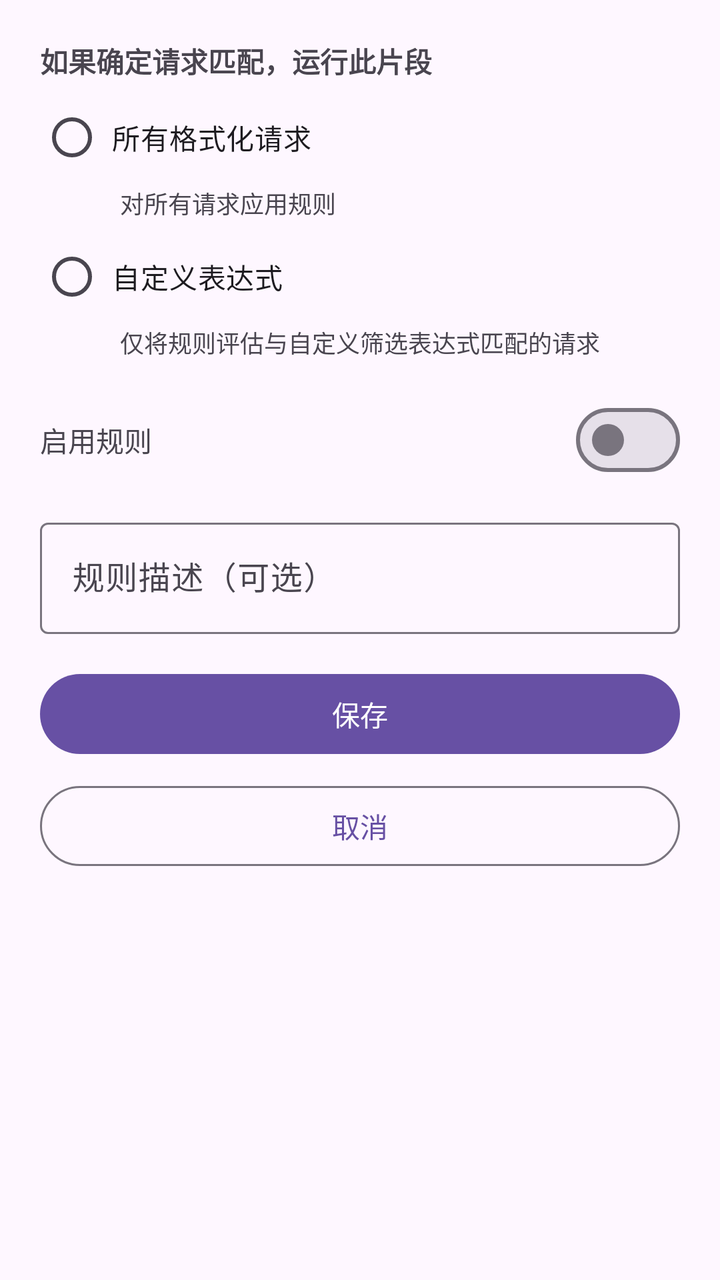
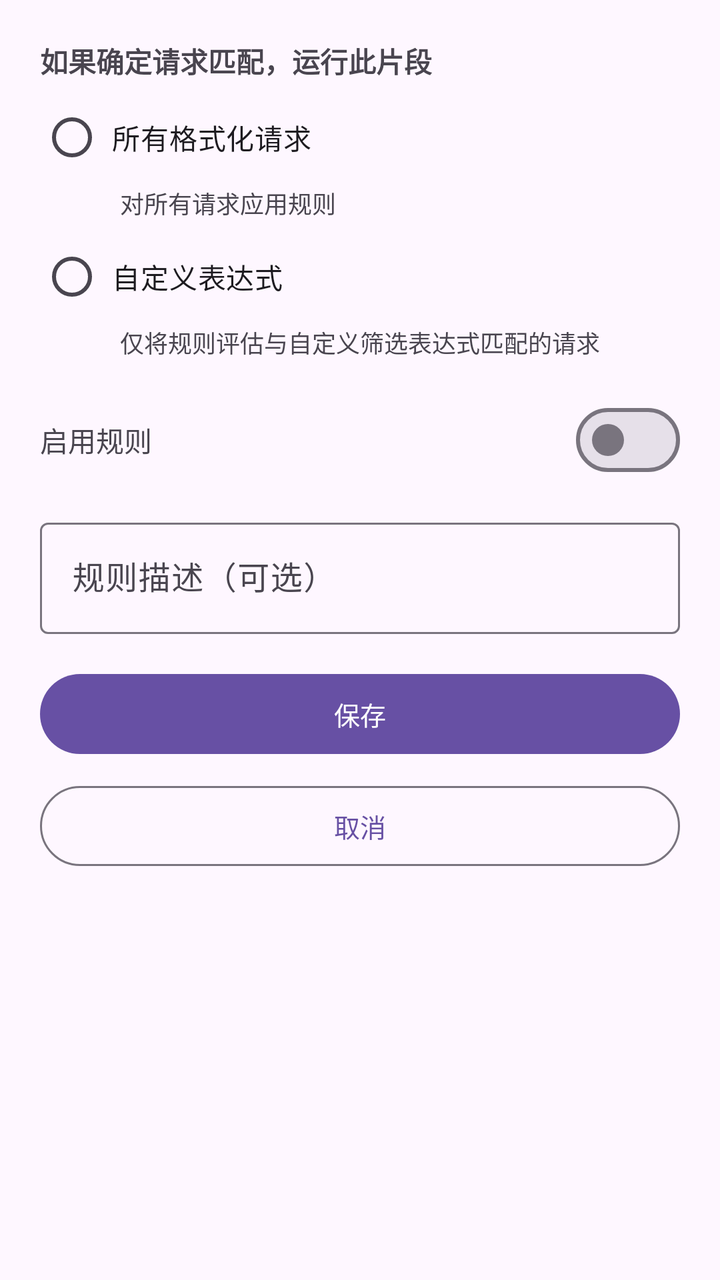

Two renders of the same Android screen: before a commit and after it. Below are the layout's source before the change and the commit's diff.
<!-- AndroidManifest.xml: application theme AppTheme -->
<!-- res/layout/dialog_snippet_rule.xml -->
<?xml version="1.0" encoding="utf-8"?>
<ScrollView xmlns:android="http://schemas.android.com/apk/res/android"
    xmlns:app="http://schemas.android.com/apk/res-auto"
    android:layout_width="match_parent"
    android:layout_height="wrap_content">

    <LinearLayout
        android:layout_width="match_parent"
        android:layout_height="wrap_content"
        android:orientation="vertical"
        android:padding="20dp">

        <TextView
            android:layout_width="wrap_content"
            android:layout_height="wrap_content"
            android:text="如果确定请求匹配，运行此片段"
            android:textSize="14sp"
            android:textStyle="bold"
            android:layout_marginBottom="4dp" />

        <RadioGroup
            android:id="@+id/modeRadioGroup"
            android:layout_width="match_parent"
            android:layout_height="wrap_content"
            android:orientation="vertical">

            <RadioButton
                android:id="@+id/radioAllRequests"
                android:layout_width="match_parent"
                android:layout_height="wrap_content"
                android:text="所有格式化请求"
                android:textSize="14sp"
                android:paddingStart="4dp"
                android:paddingEnd="0dp" />

            <TextView
                android:layout_width="match_parent"
                android:layout_height="wrap_content"
                android:text="对所有请求应用规则"
                android:textSize="12sp"
                android:textColor="?attr/colorOnSurfaceVariant"
                android:paddingStart="40dp"
                android:layout_marginBottom="4dp" />

            <RadioButton
                android:id="@+id/radioCustomExpression"
                android:layout_width="match_parent"
                android:layout_height="wrap_content"
                android:text="自定义表达式"
                android:textSize="14sp"
                android:paddingStart="4dp"
                android:paddingEnd="0dp" />

            <TextView
                android:layout_width="match_parent"
                android:layout_height="wrap_content"
                android:text="仅将规则评估与自定义筛选表达式匹配的请求"
                android:textSize="12sp"
                android:textColor="?attr/colorOnSurfaceVariant"
                android:paddingStart="40dp" />
        </RadioGroup>

        
        <LinearLayout
            android:id="@+id/builderSection"
            android:layout_width="match_parent"
            android:layout_height="wrap_content"
            android:orientation="vertical"
            android:layout_marginTop="12dp"
            android:visibility="gone">

            <LinearLayout
                android:id="@+id/conditionsContainer"
                android:layout_width="match_parent"
                android:layout_height="wrap_content"
                android:orientation="vertical" />

            <com.google.android.material.button.MaterialButton
                android:id="@+id/addConditionBtn"
                style="@style/Widget.Material3.Button.TextButton"
                android:layout_width="wrap_content"
                android:layout_height="wrap_content"
                android:text="+ 添加条件" />

            <LinearLayout
                android:id="@+id/logicSwitchRow"
                android:layout_width="match_parent"
                android:layout_height="wrap_content"
                android:orientation="vertical"
                android:layout_marginBottom="8dp"
                android:visibility="gone">

                <TextView
                    android:layout_width="wrap_content"
                    android:layout_height="wrap_content"
                    android:text="条件之间的连接方式"
                    android:textSize="13sp"
                    android:textStyle="bold" />

                <com.google.android.material.chip.ChipGroup
                    android:id="@+id/logicChipGroup"
                    android:layout_width="wrap_content"
                    android:layout_height="wrap_content"
                    app:singleSelection="true"
                    app:selectionRequired="true">

                    <com.google.android.material.chip.Chip
                        android:id="@+id/andChip"
                        android:layout_width="wrap_content"
                        android:layout_height="wrap_content"
                        android:text="AND (全部满足)"
                        style="@style/Widget.Material3.Chip.Filter" />

                    <com.google.android.material.chip.Chip
                        android:id="@+id/orChip"
                        android:layout_width="wrap_content"
                        android:layout_height="wrap_content"
                        android:text="OR (任一满足)"
                        style="@style/Widget.Material3.Chip.Filter" />
                </com.google.android.material.chip.ChipGroup>
            </LinearLayout>

            <TextView
                android:layout_width="wrap_content"
                android:layout_height="wrap_content"
                android:text="表达式预览"
                android:textSize="13sp"
                android:textStyle="bold"
                android:layout_marginBottom="4dp" />

            <TextView
                android:id="@+id/previewText"
                android:layout_width="match_parent"
                android:layout_height="wrap_content"
                android:fontFamily="monospace"
                android:textSize="12sp"
                android:background="?attr/colorSurfaceContainerHighest"
                android:padding="12dp"
                android:text="（请添加条件）"
                android:minHeight="44dp" />

            <TextView
                android:id="@+id/builderCharCount"
                android:layout_width="wrap_content"
                android:layout_height="wrap_content"
                android:text="0 / 4000"
                android:textSize="11sp"
                android:textColor="?attr/colorOnSurfaceVariant"
                android:layout_gravity="end"
                android:layout_marginTop="2dp" />

            <com.google.android.material.button.MaterialButton
                android:id="@+id/editExpressionBtn"
                style="@style/Widget.Material3.Button.TextButton"
                android:layout_width="wrap_content"
                android:layout_height="wrap_content"
                android:text="编辑表达式"
                android:layout_gravity="end" />
        </LinearLayout>

        
        <LinearLayout
            android:id="@+id/editorSection"
            android:layout_width="match_parent"
            android:layout_height="wrap_content"
            android:orientation="vertical"
            android:layout_marginTop="12dp"
            android:visibility="gone">

            <com.google.android.material.textfield.TextInputLayout
                android:layout_width="match_parent"
                android:layout_height="wrap_content"
                android:hint="表达式"
                style="@style/Widget.Material3.TextInputLayout.OutlinedBox">

                <com.google.android.material.textfield.TextInputEditText
                    android:id="@+id/expressionInput"
                    android:layout_width="match_parent"
                    android:layout_height="wrap_content"
                    android:fontFamily="monospace"
                    android:textSize="13sp"
                    android:inputType="textMultiLine|textNoSuggestions"
                    android:minLines="3"
                    android:maxLines="6"
                    android:gravity="top" />
            </com.google.android.material.textfield.TextInputLayout>

            <TextView
                android:id="@+id/editorCharCount"
                android:layout_width="wrap_content"
                android:layout_height="wrap_content"
                android:text="0 / 4000"
                android:textSize="11sp"
                android:textColor="?attr/colorOnSurfaceVariant"
                android:layout_gravity="end"
                android:layout_marginTop="2dp" />

            <com.google.android.material.button.MaterialButton
                android:id="@+id/useBuilderBtn"
                style="@style/Widget.Material3.Button.TextButton"
                android:layout_width="wrap_content"
                android:layout_height="wrap_content"
                android:text="使用构建器"
                android:layout_gravity="end" />
        </LinearLayout>

        
        <LinearLayout
            android:layout_width="match_parent"
            android:layout_height="wrap_content"
            android:orientation="horizontal"
            android:gravity="center_vertical"
            android:layout_marginTop="16dp">

            <TextView
                android:layout_width="0dp"
                android:layout_height="wrap_content"
                android:layout_weight="1"
                android:text="启用规则"
                android:textSize="14sp"
                android:clickable="true"
                android:focusable="true" />

            <com.google.android.material.materialswitch.MaterialSwitch
                android:id="@+id/enabledSwitch"
                android:layout_width="wrap_content"
                android:layout_height="wrap_content" />
        </LinearLayout>

        <com.google.android.material.textfield.TextInputLayout
            android:layout_width="match_parent"
            android:layout_height="wrap_content"
            android:hint="规则描述（可选）"
            android:layout_marginTop="12dp"
            style="@style/Widget.Material3.TextInputLayout.OutlinedBox">

            <com.google.android.material.textfield.TextInputEditText
                android:id="@+id/descriptionInput"
                android:layout_width="match_parent"
                android:layout_height="wrap_content"
                android:inputType="text"
                android:maxLines="1" />
        </com.google.android.material.textfield.TextInputLayout>

        <com.google.android.material.button.MaterialButton
            android:id="@+id/btnRemoveRule"
            style="@style/Widget.Material3.Button.TextButton"
            android:layout_width="match_parent"
            android:layout_height="wrap_content"
            android:layout_marginTop="16dp"
            android:text="移除此规则"
            android:textColor="?attr/colorError"
            android:visibility="gone" />

        <com.google.android.material.button.MaterialButton
            android:id="@+id/btnSave"
            android:layout_width="match_parent"
            android:layout_height="wrap_content"
            android:layout_marginTop="16dp"
            android:text="保存" />

        <com.google.android.material.button.MaterialButton
            android:id="@+id/btnCancel"
            style="@style/Widget.Material3.Button.OutlinedButton"
            android:layout_width="match_parent"
            android:layout_height="wrap_content"
            android:layout_marginTop="8dp"
            android:text="取消" />

    </LinearLayout>
</ScrollView>
<!-- resources referenced by this layout -->
<resources>
  <style name="AppTheme" parent="Base.AppTheme" />
  <style name="Base.AppTheme" parent="Theme.Material3.DayNight.NoActionBar">
      
      
    </style>
</resources>

<!-- the commit's change to res/layout/dialog_snippet_rule.xml (unified diff, before → after) -->
@@ -13,7 +13,7 @@
         <TextView
             android:layout_width="wrap_content"
             android:layout_height="wrap_content"
-            android:text="如果确定请求匹配，运行此片段"
+            android:text="@string/snippet_rule_title"
             android:textSize="14sp"
             android:textStyle="bold"
             android:layout_marginBottom="4dp" />
@@ -28,7 +28,7 @@
                 android:id="@+id/radioAllRequests"
                 android:layout_width="match_parent"
                 android:layout_height="wrap_content"
-                android:text="所有格式化请求"
+                android:text="@string/snippet_all_requests"
                 android:textSize="14sp"
                 android:paddingStart="4dp"
                 android:paddingEnd="0dp" />
@@ -36,7 +36,7 @@
             <TextView
                 android:layout_width="match_parent"
                 android:layout_height="wrap_content"
-                android:text="对所有请求应用规则"
+                android:text="@string/snippet_all_requests_desc"
                 android:textSize="12sp"
                 android:textColor="?attr/colorOnSurfaceVariant"
                 android:paddingStart="40dp"
@@ -46,7 +46,7 @@
                 android:id="@+id/radioCustomExpression"
                 android:layout_width="match_parent"
                 android:layout_height="wrap_content"
-                android:text="自定义表达式"
+                android:text="@string/snippet_custom_expression"
                 android:textSize="14sp"
                 android:paddingStart="4dp"
                 android:paddingEnd="0dp" />
@@ -54,7 +54,7 @@
             <TextView
                 android:layout_width="match_parent"
                 android:layout_height="wrap_content"
-                android:text="仅将规则评估与自定义筛选表达式匹配的请求"
+                android:text="@string/snippet_custom_expression_desc"
                 android:textSize="12sp"
                 android:textColor="?attr/colorOnSurfaceVariant"
                 android:paddingStart="40dp" />
@@ -80,7 +80,7 @@
                 style="@style/Widget.Material3.Button.TextButton"
                 android:layout_width="wrap_content"
                 android:layout_height="wrap_content"
-                android:text="+ 添加条件" />
+                android:text="@string/snippet_add_condition" />
 
             <LinearLayout
                 android:id="@+id/logicSwitchRow"
@@ -93,7 +93,7 @@
                 <TextView
                     android:layout_width="wrap_content"
                     android:layout_height="wrap_content"
-                    android:text="条件之间的连接方式"
+                    android:text="@string/snippet_logic_connection"
                     android:textSize="13sp"
                     android:textStyle="bold" />
 
@@ -108,14 +108,14 @@
                         android:id="@+id/andChip"
                         android:layout_width="wrap_content"
                         android:layout_height="wrap_content"
-                        android:text="AND (全部满足)"
+                        android:text="@string/snippet_logic_and"
                         style="@style/Widget.Material3.Chip.Filter" />
 
                     <com.google.android.material.chip.Chip
                         android:id="@+id/orChip"
                         android:layout_width="wrap_content"
                         android:layout_height="wrap_content"
-                        android:text="OR (任一满足)"
+                        android:text="@string/snippet_logic_or"
                         style="@style/Widget.Material3.Chip.Filter" />
                 </com.google.android.material.chip.ChipGroup>
             </LinearLayout>
@@ -123,7 +123,7 @@
             <TextView
                 android:layout_width="wrap_content"
                 android:layout_height="wrap_content"
-                android:text="表达式预览"
+                android:text="@string/snippet_expression_preview"
                 android:textSize="13sp"
                 android:textStyle="bold"
                 android:layout_marginBottom="4dp" />
@@ -136,7 +136,7 @@
                 android:textSize="12sp"
                 android:background="?attr/colorSurfaceContainerHighest"
                 android:padding="12dp"
-                android:text="（请添加条件）"
+                android:text="@string/snippet_please_add_condition"
                 android:minHeight="44dp" />
 
             <TextView
@@ -154,7 +154,7 @@
                 style="@style/Widget.Material3.Button.TextButton"
                 android:layout_width="wrap_content"
                 android:layout_height="wrap_content"
-                android:text="编辑表达式"
+                android:text="@string/snippet_edit_expression"
                 android:layout_gravity="end" />
         </LinearLayout>
 
@@ -170,7 +170,7 @@
             <com.google.android.material.textfield.TextInputLayout
                 android:layout_width="match_parent"
                 android:layout_height="wrap_content"
-                android:hint="表达式"
+                android:hint="@string/snippet_expression_hint"
                 style="@style/Widget.Material3.TextInputLayout.OutlinedBox">
 
                 <com.google.android.material.textfield.TextInputEditText
@@ -200,7 +200,7 @@
                 style="@style/Widget.Material3.Button.TextButton"
                 android:layout_width="wrap_content"
                 android:layout_height="wrap_content"
-                android:text="使用构建器"
+                android:text="@string/snippet_use_builder"
                 android:layout_gravity="end" />
         </LinearLayout>
 
@@ -216,7 +216,7 @@
                 android:layout_width="0dp"
                 android:layout_height="wrap_content"
                 android:layout_weight="1"
-                android:text="启用规则"
+                android:text="@string/snippet_enable_rule"
                 android:textSize="14sp"
                 android:clickable="true"
                 android:focusable="true" />
@@ -230,7 +230,7 @@
         <com.google.android.material.textfield.TextInputLayout
             android:layout_width="match_parent"
             android:layout_height="wrap_content"
-            android:hint="规则描述（可选）"
+            android:hint="@string/snippet_rule_description"
             android:layout_marginTop="12dp"
             style="@style/Widget.Material3.TextInputLayout.OutlinedBox">
 
@@ -248,7 +248,7 @@
             android:layout_width="match_parent"
             android:layout_height="wrap_content"
             android:layout_marginTop="16dp"
-            android:text="移除此规则"
+            android:text="@string/snippet_remove_rule"
             android:textColor="?attr/colorError"
             android:visibility="gone" />
 
@@ -257,7 +257,7 @@
             android:layout_width="match_parent"
             android:layout_height="wrap_content"
             android:layout_marginTop="16dp"
-            android:text="保存" />
+            android:text="@string/save" />
 
         <com.google.android.material.button.MaterialButton
             android:id="@+id/btnCancel"
@@ -265,7 +265,7 @@
             android:layout_width="match_parent"
             android:layout_height="wrap_content"
             android:layout_marginTop="8dp"
-            android:text="取消" />
+            android:text="@string/cancel" />
 
     </LinearLayout>
 </ScrollView>
<!-- resource entries referenced after the edit -->
@@ -1,9 +1,71 @@
 <!-- resources referenced by this layout -->
 <resources>
+  <string name="cancel">取消</string>
+  <string name="save">保存</string>
+  <string name="snippet_add_condition">+ 添加条件</string>
+  <string name="snippet_all_requests">所有格式化请求</string>
+  <string name="snippet_all_requests_desc">对所有请求应用规则</string>
+  <string name="snippet_custom_expression">自定义表达式</string>
+  <string name="snippet_custom_expression_desc">仅将规则评估与自定义筛选表达式匹配的请求</string>
+  <string name="snippet_edit_expression">编辑表达式</string>
+  <string name="snippet_enable_rule">启用规则</string>
+  <string name="snippet_expression_hint">表达式</string>
+  <string name="snippet_expression_preview">表达式预览</string>
+  <string name="snippet_logic_and">AND (全部满足)</string>
+  <string name="snippet_logic_connection">条件之间的连接方式</string>
+  <string name="snippet_logic_or">OR (任一满足)</string>
+  <string name="snippet_please_add_condition">（请添加条件）</string>
+  <string name="snippet_remove_rule">移除此规则</string>
+  <string name="snippet_rule_description">规则描述（可选）</string>
+  <string name="snippet_rule_title">如果确定请求匹配，运行此片段</string>
+  <string name="snippet_use_builder">使用构建器</string>
   <style name="AppTheme" parent="Base.AppTheme" />
   <style name="Base.AppTheme" parent="Theme.Material3.DayNight.NoActionBar">
       
       
+  
+      
+      <item name="android:textViewStyle">@style/AppTextView</item>
+      <item name="android:buttonStyle">@style/AppButton</item>
+      <item name="materialButtonStyle">@style/AppMaterialButton</item>
+      <item name="chipStyle">@style/AppChip</item>
     </style>
+  <style name="AppTextView" parent="@android:style/Widget.DeviceDefault.TextView">
+      <item name="android:breakStrategy">simple</item>
+      <item name="android:hyphenationFrequency">full</item>
+      <item name="android:ellipsize">end</item>
+      <item name="android:justificationMode">inter_word</item>
+      <item name="android:textIsSelectable">false</item>
+    </style>
+  <style name="AppButton" parent="Widget.Material3.Button">
+      <item name="android:minHeight">@dimen/app_button_min_height</item>
+      <item name="android:minWidth">@dimen/app_button_min_width</item>
+      <item name="android:maxLines">2</item>
+      <item name="android:ellipsize">end</item>
+      <item name="android:paddingStart">@dimen/app_button_padding_h</item>
+      <item name="android:paddingEnd">@dimen/app_button_padding_h</item>
+      <item name="android:breakStrategy">simple</item>
+      <item name="android:hyphenationFrequency">full</item>
+      <item name="android:textSize">@dimen/app_button_text_size</item>
+    </style>
+  <style name="AppMaterialButton" parent="Widget.Material3.Button">
+      <item name="android:minHeight">@dimen/app_button_min_height</item>
+      <item name="android:minWidth">@dimen/app_button_min_width</item>
+      <item name="android:maxLines">2</item>
+      <item name="android:ellipsize">end</item>
+      <item name="android:paddingStart">@dimen/app_button_padding_h</item>
+      <item name="android:paddingEnd">@dimen/app_button_padding_h</item>
+      <item name="android:breakStrategy">simple</item>
+      <item name="android:hyphenationFrequency">full</item>
+      <item name="android:textAllCaps">false</item>
+      <item name="android:textSize">@dimen/app_button_text_size</item>
+    </style>
+  <style name="AppChip" parent="Widget.Material3.Chip.Assist">
+      <item name="android:textIsSelectable">false</item>
+    </style>
+  <dimen name="app_button_min_height">48dp</dimen>
+  <dimen name="app_button_min_width">112dp</dimen>
+  <dimen name="app_button_padding_h">10dp</dimen>
+  <dimen name="app_button_text_size">13sp</dimen>
 </resources>
 
